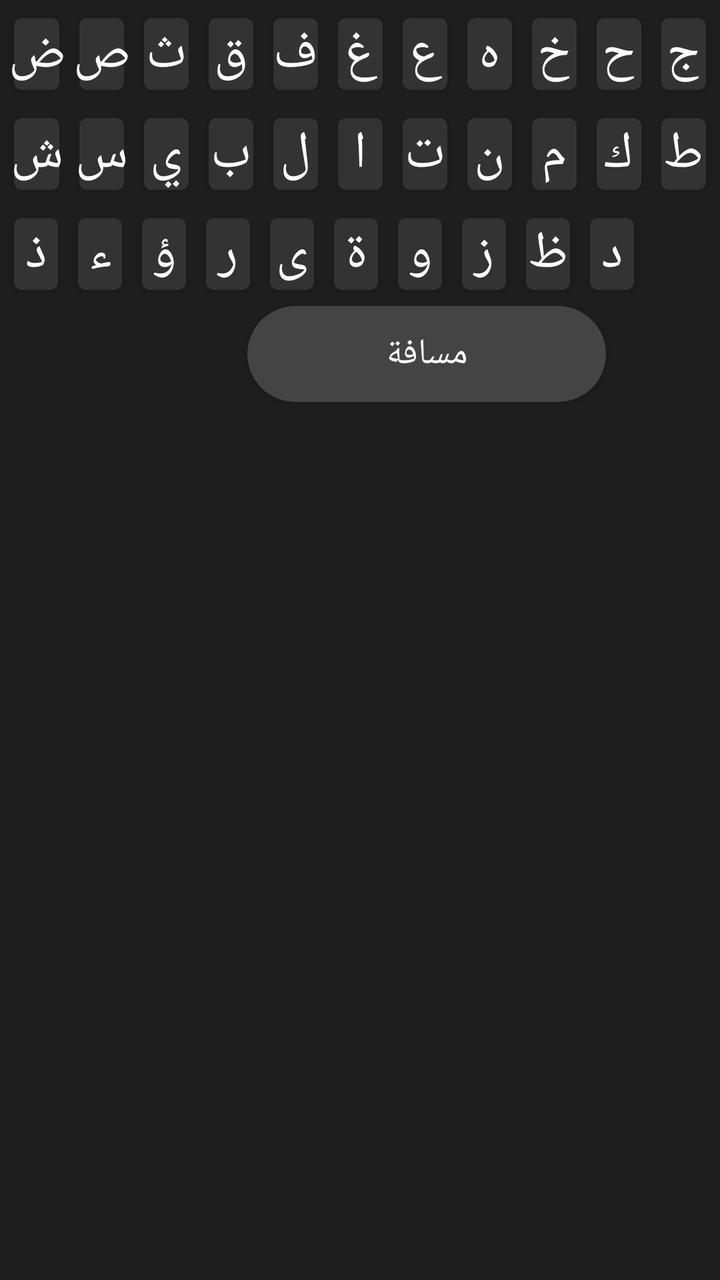
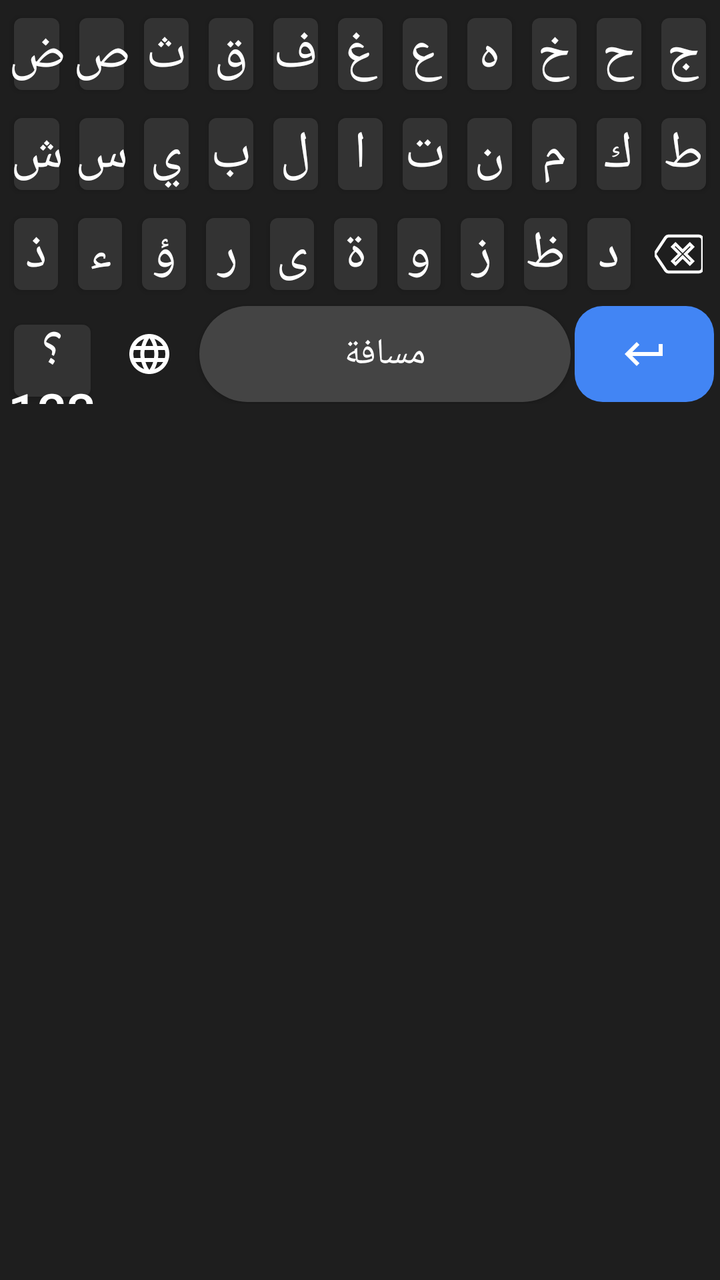

Before-and-after screenshots of an Android layout around one commit, followed by the original layout XML and the change that was made.
<!-- AndroidManifest.xml: application theme android:Theme.DeviceDefault.Light.NoActionBar -->
<!-- res/layout/keyboard_view.xml -->
<?xml version="1.0" encoding="utf-8"?>
<LinearLayout xmlns:android="http://schemas.android.com/apk/res/android"
    android:layout_width="match_parent"
    android:layout_height="wrap_content"
    android:orientation="vertical"
    android:background="#1E1E1E"
    android:padding="2dp">

    
    <LinearLayout
        android:id="@+id/layout_arabic"
        android:layout_width="match_parent"
        android:layout_height="wrap_content"
        android:orientation="vertical"
        android:layoutDirection="rtl"
        android:visibility="visible">

        
        <LinearLayout android:layout_width="match_parent" android:layout_height="wrap_content" android:orientation="horizontal">
            <Button android:id="@+id/ar_ج" android:text="ج" style="@style/KeyStyle"/>
            <Button android:id="@+id/ar_ح" android:text="ح" style="@style/KeyStyle"/>
            <Button android:id="@+id/ar_خ" android:text="خ" style="@style/KeyStyle"/>
            <Button android:id="@+id/ar_ه" android:text="ه" style="@style/KeyStyle"/>
            <Button android:id="@+id/ar_ع" android:text="ع" style="@style/KeyStyle"/>
            <Button android:id="@+id/ar_غ" android:text="غ" style="@style/KeyStyle"/>
            <Button android:id="@+id/ar_ف" android:text="ف" style="@style/KeyStyle"/>
            <Button android:id="@+id/ar_ق" android:text="ق" style="@style/KeyStyle"/>
            <Button android:id="@+id/ar_ث" android:text="ث" style="@style/KeyStyle"/>
            <Button android:id="@+id/ar_ص" android:text="ص" style="@style/KeyStyle"/>
            <Button android:id="@+id/ar_ض" android:text="ض" style="@style/KeyStyle"/>
        </LinearLayout>

        <LinearLayout android:layout_width="match_parent" android:layout_height="wrap_content" android:orientation="horizontal">
            <Button android:id="@+id/ar_ط" android:text="ط" style="@style/KeyStyle"/>
            <Button android:id="@+id/ar_ك" android:text="ك" style="@style/KeyStyle"/>
            <Button android:id="@+id/ar_م" android:text="م" style="@style/KeyStyle"/>
            <Button android:id="@+id/ar_ن" android:text="ن" style="@style/KeyStyle"/>
            <Button android:id="@+id/ar_ت" android:text="ت" style="@style/KeyStyle"/>
            <Button android:id="@+id/ar_ا" android:text="ا" style="@style/KeyStyle"/>
            <Button android:id="@+id/ar_ل" android:text="ل" style="@style/KeyStyle"/>
            <Button android:id="@+id/ar_ب" android:text="ب" style="@style/KeyStyle"/>
            <Button android:id="@+id/ar_ي" android:text="ي" style="@style/KeyStyle"/>
            <Button android:id="@+id/ar_س" android:text="س" style="@style/KeyStyle"/>
            <Button android:id="@+id/ar_ش" android:text="ش" style="@style/KeyStyle"/>
        </LinearLayout>

        <LinearLayout android:layout_width="match_parent" android:layout_height="wrap_content" android:orientation="horizontal">
            <Button android:id="@+id/btn_del_ar" style="@style/KeyStyleAction" android:layout_weight="1.2" android:backgroundTint="#2C2C2C" android:foreground="@drawable/ic_backspace"/>
            <Button android:id="@+id/ar_د" android:text="د" style="@style/KeyStyle"/>
            <Button android:id="@+id/ar_ظ" android:text="ظ" style="@style/KeyStyle"/>
            <Button android:id="@+id/ar_ز" android:text="ز" style="@style/KeyStyle"/>
            <Button android:id="@+id/ar_و" android:text="و" style="@style/KeyStyle"/>
            <Button android:id="@+id/ar_ة" android:text="ة" style="@style/KeyStyle"/>
            <Button android:id="@+id/ar_ى" android:text="ى" style="@style/KeyStyle"/>
            <Button android:id="@+id/ar_ر" android:text="ر" style="@style/KeyStyle"/>
            <Button android:id="@+id/ar_ؤ" android:text="ؤ" style="@style/KeyStyle"/>
            <Button android:id="@+id/ar_ء" android:text="ء" style="@style/KeyStyle"/>
            <Button android:id="@+id/ar_ذ" android:text="ذ" style="@style/KeyStyle"/>
        </LinearLayout>

        
        <LinearLayout android:layout_width="match_parent" android:layout_height="wrap_content" android:orientation="horizontal" android:layoutDirection="ltr">
            <Button android:id="@+id/btn_lang_to_en" style="@style/KeyStyleAction" android:layout_weight="1.2" android:backgroundTint="@android:color/transparent" android:foreground="@drawable/ic_globe"/>
            <Button android:id="@+id/btn_123_ar" android:text="؟123" style="@style/KeyStyleAction" android:layout_weight="1.5"/>
            <Button android:id="@+id/btn_space_ar" android:text="مسافة" style="@style/KeyStyleSpace" android:layout_weight="4"/>
            <Button android:id="@+id/btn_enter_ar" style="@style/KeyStyleAction" android:layout_weight="1.2" android:background="@drawable/bg_enter" android:foreground="@drawable/ic_enter"/>
        </LinearLayout>
    </LinearLayout>

    
    <LinearLayout
        android:id="@+id/layout_english"
        android:layout_width="match_parent"
        android:layout_height="wrap_content"
        android:orientation="vertical"
        android:layoutDirection="ltr"
        android:visibility="gone">

        <LinearLayout android:layout_width="match_parent" android:layout_height="wrap_content" android:orientation="horizontal">
            <Button android:id="@+id/en_q" android:text="q" style="@style/KeyStyle"/>
            <Button android:id="@+id/en_w" android:text="w" style="@style/KeyStyle"/>
            <Button android:id="@+id/en_e" android:text="e" style="@style/KeyStyle"/>
            <Button android:id="@+id/en_r" android:text="r" style="@style/KeyStyle"/>
            <Button android:id="@+id/en_t" android:text="t" style="@style/KeyStyle"/>
            <Button android:id="@+id/en_y" android:text="y" style="@style/KeyStyle"/>
            <Button android:id="@+id/en_u" android:text="u" style="@style/KeyStyle"/>
            <Button android:id="@+id/en_i" android:text="i" style="@style/KeyStyle"/>
            <Button android:id="@+id/en_o" android:text="o" style="@style/KeyStyle"/>
            <Button android:id="@+id/en_p" android:text="p" style="@style/KeyStyle"/>
        </LinearLayout>

        <LinearLayout android:layout_width="match_parent" android:layout_height="wrap_content" android:orientation="horizontal">
            <Button android:id="@+id/en_a" android:text="a" style="@style/KeyStyle"/>
            <Button android:id="@+id/en_s" android:text="s" style="@style/KeyStyle"/>
            <Button android:id="@+id/en_d" android:text="d" style="@style/KeyStyle"/>
            <Button android:id="@+id/en_f" android:text="f" style="@style/KeyStyle"/>
            <Button android:id="@+id/en_g" android:text="g" style="@style/KeyStyle"/>
            <Button android:id="@+id/en_h" android:text="h" style="@style/KeyStyle"/>
            <Button android:id="@+id/en_j" android:text="j" style="@style/KeyStyle"/>
            <Button android:id="@+id/en_k" android:text="k" style="@style/KeyStyle"/>
            <Button android:id="@+id/en_l" android:text="l" style="@style/KeyStyle"/>
        </LinearLayout>

        <LinearLayout android:layout_width="match_parent" android:layout_height="wrap_content" android:orientation="horizontal">
            <Button android:id="@+id/en_shift" style="@style/KeyStyleAction" android:layout_weight="1.5" android:backgroundTint="#2C2C2C" android:foreground="@drawable/ic_shift"/>
            <Button android:id="@+id/en_z" android:text="z" style="@style/KeyStyle"/>
            <Button android:id="@+id/en_x" android:text="x" style="@style/KeyStyle"/>
            <Button android:id="@+id/en_c" android:text="c" style="@style/KeyStyle"/>
            <Button android:id="@+id/en_v" android:text="v" style="@style/KeyStyle"/>
            <Button android:id="@+id/en_b" android:text="b" style="@style/KeyStyle"/>
            <Button android:id="@+id/en_n" android:text="n" style="@style/KeyStyle"/>
            <Button android:id="@+id/en_m" android:text="m" style="@style/KeyStyle"/>
            <Button android:id="@+id/btn_del_en" style="@style/KeyStyleAction" android:layout_weight="1.5" android:backgroundTint="#2C2C2C" android:foreground="@drawable/ic_backspace"/>
        </LinearLayout>

        
        <LinearLayout android:layout_width="match_parent" android:layout_height="wrap_content" android:orientation="horizontal" android:layoutDirection="ltr">
            <Button android:id="@+id/btn_lang_to_ar" style="@style/KeyStyleAction" android:layout_weight="1.2" android:backgroundTint="@android:color/transparent" android:foreground="@drawable/ic_globe"/>
            <Button android:id="@+id/btn_123_en" android:text="!#1" style="@style/KeyStyleAction" android:layout_weight="1.5"/>
            <Button android:id="@+id/btn_space_en" android:text="Space" style="@style/KeyStyleSpace" android:layout_weight="4"/>
            <Button android:id="@+id/btn_enter_en" style="@style/KeyStyleAction" android:layout_weight="1.2" android:background="@drawable/bg_enter" android:foreground="@drawable/ic_enter"/>
        </LinearLayout>
    </LinearLayout>
</LinearLayout>
<!-- resources referenced by this layout -->
<resources>
  <!-- drawable bg_enter (drawable) -->
  <shape xmlns:android="http://schemas.android.com/apk/res/android">
      <solid android:color="#4285F4"/>
      <corners android:radius="14dp"/> 
  </shape>
  <!-- drawable ic_backspace (drawable) -->
  <vector xmlns:android="http://schemas.android.com/apk/res/android"
      android:width="24dp" android:height="24dp" android:viewportWidth="24" android:viewportHeight="24">
      <path android:fillColor="#00000000" android:strokeColor="#FFFFFF" android:strokeWidth="1.5"
          android:pathData="M22,3 H7 C6.31,3 5.77,3.35 5.41,3.88 L0,12 l5.41,8.11 C5.77,20.64 6.31,21 7,21 h15 c1.1,0 2,-0.9 2,-2 V5 C24,3.9 23.1,3 22,3 z" />
      <path android:fillColor="#00000000" android:strokeColor="#FFFFFF" android:strokeWidth="1.5"
          android:pathData="M19,15.59 L17.59,17 L14,13.41 L10.41,17 L9,15.59 L12.59,12 L9,8.41 L10.41,7 L14,10.59 L17.59,7 L19,8.41 L15.41,12 Z" />
  </vector>
  <!-- drawable ic_enter (drawable) -->
  <vector xmlns:android="http://schemas.android.com/apk/res/android"
      android:width="24dp" android:height="24dp" android:viewportWidth="24" android:viewportHeight="24">
      <path android:fillColor="#FFFFFF" android:pathData="M19,7v4H5.83l3.58,-3.59L8,6l-6,6 6,6 1.41,-1.41L5.83,13H21V7z"/>
  </vector>
  <!-- drawable ic_shift (drawable) -->
  <vector xmlns:android="http://schemas.android.com/apk/res/android"
      android:width="24dp" android:height="24dp" android:viewportWidth="24" android:viewportHeight="24">
      <path android:fillColor="#00000000" android:strokeColor="#FFFFFF" android:strokeWidth="1.5"
          android:pathData="M12,4 L4,12 h4 v6 h8 v-6 h4 Z" />
  </vector>
  <style name="KeyStyle">
          <item name="android:layout_width">0dp</item>
          <item name="android:layout_height">48dp</item>
          <item name="android:layout_weight">1</item>
          <item name="android:layout_margin">1dp</item> 
          <item name="android:textSize">26sp</item> 
          <item name="android:textColor">#FFFFFF</item>
          <item name="android:backgroundTint">#333333</item>
          <item name="android:insetTop">0dp</item>
          <item name="android:insetBottom">0dp</item>
          <item name="android:padding">0dp</item>
      </style>
  <style name="KeyStyleSpace">
          <item name="android:layout_width">0dp</item>
          <item name="android:layout_height">48dp</item>
          <item name="android:layout_margin">1dp</item>
          <item name="android:textSize">18sp</item>
          <item name="android:textColor">#FFFFFF</item>
          <item name="android:background">@drawable/bg_space</item>
          <item name="android:insetTop">0dp</item>
          <item name="android:insetBottom">0dp</item>
      </style>
  <!-- drawable bg_space (drawable) -->
  <shape xmlns:android="http://schemas.android.com/apk/res/android">
      <solid android:color="#444444"/>
      <corners android:radius="24dp"/>
  </shape>
  <!-- unchanged entries left out for length: 1 -->
</resources>

<!-- the commit's change to res/layout/keyboard_view.xml (unified diff, before → after) -->
@@ -15,7 +15,6 @@
         android:layoutDirection="rtl"
         android:visibility="visible">
 
-        
         <LinearLayout android:layout_width="match_parent" android:layout_height="wrap_content" android:orientation="horizontal">
             <Button android:id="@+id/ar_ج" android:text="ج" style="@style/KeyStyle"/>
             <Button android:id="@+id/ar_ح" android:text="ح" style="@style/KeyStyle"/>
@@ -45,7 +44,7 @@
         </LinearLayout>
 
         <LinearLayout android:layout_width="match_parent" android:layout_height="wrap_content" android:orientation="horizontal">
-            <Button android:id="@+id/btn_del_ar" style="@style/KeyStyleAction" android:layout_weight="1.2" android:backgroundTint="#2C2C2C" android:foreground="@drawable/ic_backspace"/>
+            <ImageButton android:id="@+id/btn_del_ar" style="@style/KeyStyleIcon" android:src="@drawable/ic_backspace" android:layout_weight="1.2"/>
             <Button android:id="@+id/ar_د" android:text="د" style="@style/KeyStyle"/>
             <Button android:id="@+id/ar_ظ" android:text="ظ" style="@style/KeyStyle"/>
             <Button android:id="@+id/ar_ز" android:text="ز" style="@style/KeyStyle"/>
@@ -60,10 +59,10 @@
 
         
         <LinearLayout android:layout_width="match_parent" android:layout_height="wrap_content" android:orientation="horizontal" android:layoutDirection="ltr">
-            <Button android:id="@+id/btn_lang_to_en" style="@style/KeyStyleAction" android:layout_weight="1.2" android:backgroundTint="@android:color/transparent" android:foreground="@drawable/ic_globe"/>
-            <Button android:id="@+id/btn_123_ar" android:text="؟123" style="@style/KeyStyleAction" android:layout_weight="1.5"/>
+            <Button android:id="@+id/btn_123_ar" android:text="؟123" style="@style/KeyStyle"/>
+            <ImageButton android:id="@+id/btn_lang_to_en" style="@style/KeyStyleIcon" android:src="@drawable/ic_globe" android:tint="#FFFFFF"/>
             <Button android:id="@+id/btn_space_ar" android:text="مسافة" style="@style/KeyStyleSpace" android:layout_weight="4"/>
-            <Button android:id="@+id/btn_enter_ar" style="@style/KeyStyleAction" android:layout_weight="1.2" android:background="@drawable/bg_enter" android:foreground="@drawable/ic_enter"/>
+            <ImageButton android:id="@+id/btn_enter_ar" android:src="@drawable/ic_enter" android:background="@drawable/bg_enter" android:layout_width="0dp" android:layout_height="48dp" android:layout_weight="1.5" android:layout_margin="1dp" android:scaleType="centerInside"/>
         </LinearLayout>
     </LinearLayout>
 
@@ -102,7 +101,7 @@
         </LinearLayout>
 
         <LinearLayout android:layout_width="match_parent" android:layout_height="wrap_content" android:orientation="horizontal">
-            <Button android:id="@+id/en_shift" style="@style/KeyStyleAction" android:layout_weight="1.5" android:backgroundTint="#2C2C2C" android:foreground="@drawable/ic_shift"/>
+            <ImageButton android:id="@+id/en_shift" style="@style/KeyStyleIcon" android:src="@drawable/ic_shift" android:layout_weight="1.2" android:tint="#FFFFFF"/>
             <Button android:id="@+id/en_z" android:text="z" style="@style/KeyStyle"/>
             <Button android:id="@+id/en_x" android:text="x" style="@style/KeyStyle"/>
             <Button android:id="@+id/en_c" android:text="c" style="@style/KeyStyle"/>
@@ -110,15 +109,15 @@
             <Button android:id="@+id/en_b" android:text="b" style="@style/KeyStyle"/>
             <Button android:id="@+id/en_n" android:text="n" style="@style/KeyStyle"/>
             <Button android:id="@+id/en_m" android:text="m" style="@style/KeyStyle"/>
-            <Button android:id="@+id/btn_del_en" style="@style/KeyStyleAction" android:layout_weight="1.5" android:backgroundTint="#2C2C2C" android:foreground="@drawable/ic_backspace"/>
+            <ImageButton android:id="@+id/btn_del_en" style="@style/KeyStyleIcon" android:src="@drawable/ic_backspace" android:layout_weight="1.2"/>
         </LinearLayout>
 
         
         <LinearLayout android:layout_width="match_parent" android:layout_height="wrap_content" android:orientation="horizontal" android:layoutDirection="ltr">
-            <Button android:id="@+id/btn_lang_to_ar" style="@style/KeyStyleAction" android:layout_weight="1.2" android:backgroundTint="@android:color/transparent" android:foreground="@drawable/ic_globe"/>
-            <Button android:id="@+id/btn_123_en" android:text="!#1" style="@style/KeyStyleAction" android:layout_weight="1.5"/>
+            <Button android:id="@+id/btn_123_en" android:text="!#1" style="@style/KeyStyle"/>
+            <ImageButton android:id="@+id/btn_lang_to_ar" style="@style/KeyStyleIcon" android:src="@drawable/ic_globe" android:tint="#FFFFFF"/>
             <Button android:id="@+id/btn_space_en" android:text="Space" style="@style/KeyStyleSpace" android:layout_weight="4"/>
-            <Button android:id="@+id/btn_enter_en" style="@style/KeyStyleAction" android:layout_weight="1.2" android:background="@drawable/bg_enter" android:foreground="@drawable/ic_enter"/>
+            <ImageButton android:id="@+id/btn_enter_en" android:src="@drawable/ic_enter" android:background="@drawable/bg_enter" android:layout_width="0dp" android:layout_height="48dp" android:layout_weight="1.5" android:layout_margin="1dp" android:scaleType="centerInside"/>
         </LinearLayout>
     </LinearLayout>
 </LinearLayout>
<!-- resource entries referenced after the edit -->
@@ -36,6 +36,14 @@
           <item name="android:insetBottom">0dp</item>
           <item name="android:padding">0dp</item>
       </style>
+  <style name="KeyStyleIcon">
+          <item name="android:layout_width">0dp</item>
+          <item name="android:layout_height">48dp</item>
+          <item name="android:layout_weight">1</item>
+          <item name="android:layout_margin">1dp</item>
+          <item name="android:background">?attr/selectableItemBackgroundBorderless</item>
+          <item name="android:scaleType">centerInside</item>
+      </style>
   <style name="KeyStyleSpace">
           <item name="android:layout_width">0dp</item>
           <item name="android:layout_height">48dp</item>
